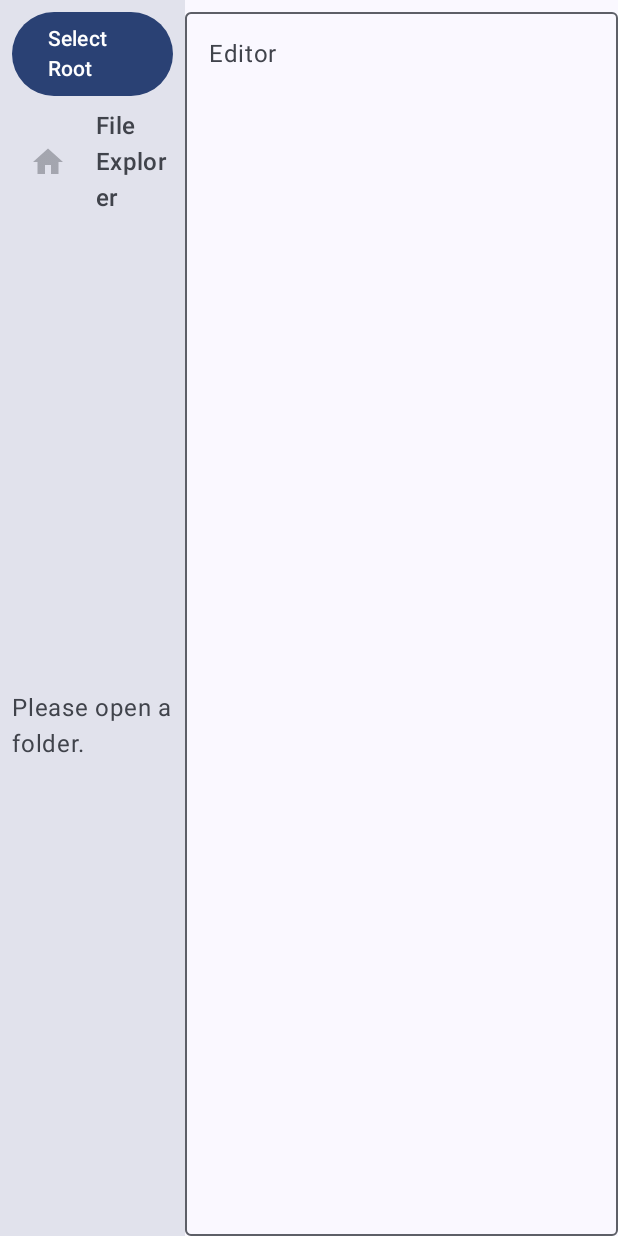
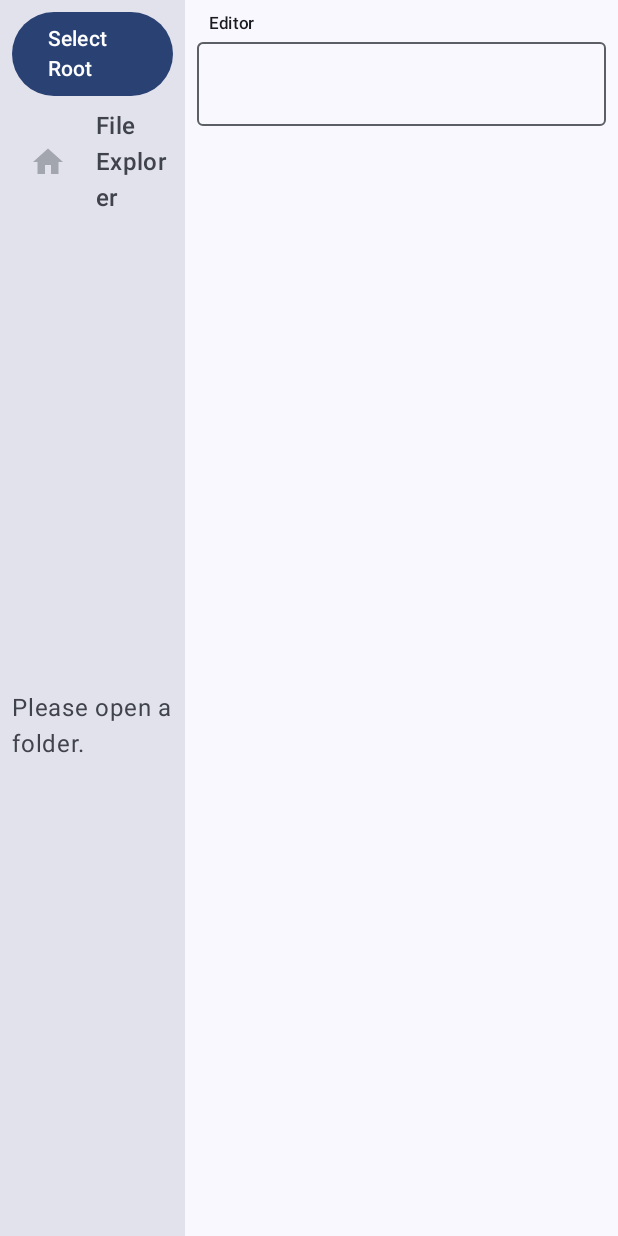
Before and after one commit to vitali87/AndroCode, an Android app built with Jetpack Compose: the composable AndroCodeShell shown on its own in the app's theme, on a phone screen of 412 x 824 dp. Run offline under Robolectric (Android 15) with nearby library versions, the phone set to English and light mode, and no system bars; our stand-ins replace Dagger/Hilt's generated code.

```diff
--- a/app/src/main/java/com/example/androcode/MainActivity.kt
+++ b/app/src/main/java/com/example/androcode/MainActivity.kt
@@ -73,6 +73,10 @@ import kotlinx.coroutines.launch // <-- Import launch
 import androidx.hilt.navigation.compose.hiltViewModel // <-- Import hiltViewModel
 import androidx.compose.foundation.background // <-- Import background
 import androidx.compose.foundation.layout.fillMaxHeight // <-- Import fillMaxHeight
+import androidx.compose.ui.text.TextStyle
+import androidx.compose.ui.text.font.FontFamily // Needed for Monospace
+import androidx.compose.foundation.rememberScrollState // For scrolling
+import androidx.compose.foundation.verticalScroll // For scrolling
 
 @AndroidEntryPoint
 class MainActivity : ComponentActivity() {
@@ -182,23 +186,43 @@ fun EditorView(
     val isLoading by editorViewModel.isLoadingContent.collectAsState() // <-- Use isLoadingContent
     val openedFileUri by editorViewModel.openedFileUri.collectAsState()
     val isFindBarVisible by editorViewModel.isFindBarVisible.collectAsState()
+    val scrollState = rememberScrollState() // Add scroll state
 
     Column(modifier = modifier) {
+        // Label showing the file name (replaces TextField label)
+        Text(
+            text = openedFileUri?.lastPathSegment ?: "Editor",
+            style = MaterialTheme.typography.labelSmall,
+            modifier = Modifier.padding(start = 16.dp, top = 8.dp, end = 16.dp) // Add padding
+        )
+        Spacer(modifier = Modifier.height(4.dp))
+
         // Loading indicator or content
         if (isLoading) {
-            Box(modifier = Modifier.fillMaxSize(), contentAlignment = Alignment.Center) {
+            Box(modifier = Modifier.fillMaxSize().weight(1f), contentAlignment = Alignment.Center) {
                 CircularProgressIndicator()
             }
         } else {
-            // Use a simple text field for now, without syntax highlighting
-            OutlinedTextField(
-                value = textState, // Use the TextFieldValue from ViewModel
-                onValueChange = { editorViewModel.onContentChange(it) },
-                modifier = Modifier.fillMaxSize(),
-                textStyle = MaterialTheme.typography.bodyMedium.copy(fontFamily = androidx.compose.ui.text.font.FontFamily.Monospace),
-                label = { Text(openedFileUri?.lastPathSegment ?: "Editor") }
-            )
+            // --- Scrollable Text Field Area ---
+            Box(
+                modifier = Modifier
+                    .fillMaxWidth()
+                    .weight(1f) // Ensure it takes available space before FindBar
+                    .padding(horizontal = 8.dp) // Padding for content
+            ) {
+                OutlinedTextField(
+                    value = textState.text,
+                    onValueChange = { editorViewModel.onTextChanged(it) },
+                    modifier = Modifier
+                        .verticalScroll(scrollState) // Scroll first
+                        .fillMaxSize(), // Then fill the space
+                    textStyle = TextStyle(fontFamily = FontFamily.Monospace),
+                    singleLine = false,
+                    maxLines = Int.MAX_VALUE
+                )
+            }
         }
+
         // Find Bar (conditionally displayed)
         if (isFindBarVisible) {
             FindBar(
@@ -230,9 +254,12 @@ fun AndroCodeShell(
             editorViewModel = editorViewModel
         )
         // Pane for Editor / Terminal / etc.
-        Box(modifier = Modifier.weight(0.7f)) { // Editor takes 70% width
+        Box(modifier = Modifier.weight(0.7f).fillMaxHeight()) { // Editor takes 70% width AND fills height
             // Display the Editor View, passing the ViewModel
-            EditorView(editorViewModel = editorViewModel) // Correct parameter name here
+            EditorView(
+                modifier = Modifier.fillMaxSize(), // Tell EditorView to fill the Box
+                editorViewModel = editorViewModel
+            )
             // TODO: Add logic to switch between EditorView and TerminalView later
         }
     }
--- a/gradle/libs.versions.toml
+++ b/gradle/libs.versions.toml
@@ -8,6 +8,7 @@ hiltNavigationCompose = "1.2.0" # Add Hilt Navigation Compose version
 ksp = "1.9.23-1.0.19" # Match Kotlin version
 documentfile = "1.0.1" # Add documentfile version
 material = "1.12.0" # Add Material Components version
+timber = "5.0.1" # Add Timber version
 
 # AndroidX & Jetpack
 activityCompose = "1.9.0"
@@ -51,6 +52,7 @@ androidx-compose-ui-tooling = { group = "androidx.compose.ui", name = "ui-toolin
 androidx-compose-ui-test-manifest = { group = "androidx.compose.ui", name = "ui-test-manifest" } # For debug builds
 androidx-documentfile = { group = "androidx.documentfile", name = "documentfile", version.ref = "documentfile" } # Add documentfile library
 androidx-compose-material-icons-extended = { group = "androidx.compose.material", name = "material-icons-extended" } # Add icons
+timber = { group = "com.jakewharton.timber", name = "timber", version.ref = "timber" }
 
 [plugins]
 android-application = { id = "com.android.application", version.ref = "gradle" }
--- a/settings.gradle.kts
+++ b/settings.gradle.kts
@@ -10,7 +10,6 @@ dependencyResolutionManagement {
     repositories {
         google()
         mavenCentral()
-        maven { url = uri("https://jitpack.io") }
     }
 }
 
```
Also changed, not shown: app/build.gradle.kts (+7 -6 lines), app/src/main/java/com/example/androcode/viewmodels/EditorViewModel.kt (+9 -0 lines), 1 other file.
